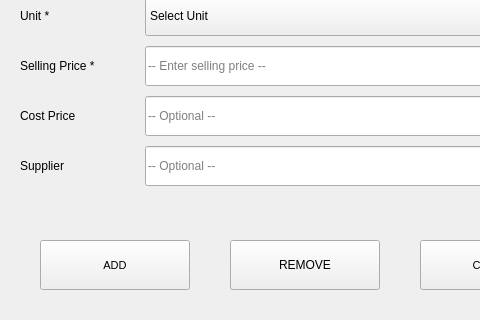
This is Project/ui/vegetable_menu.ui in Selvam-T/POS as Qt 5 draws it before an edit; both pictures show x 0 to 480 and y 380 to 700 of the 610 by 700 pixel window. The edited form follows.
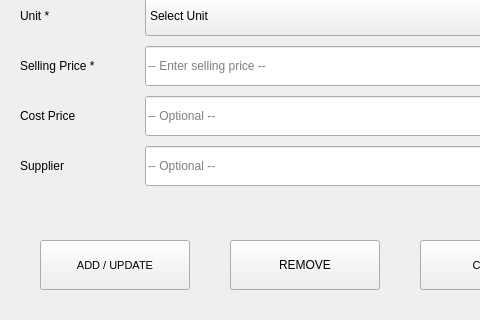
This is the edited form.

Diff of the .ui file:
```diff
--- a/Project/ui/vegetable_menu.ui
+++ b/Project/ui/vegetable_menu.ui
@@ -700,7 +700,7 @@
           </font>
          </property>
          <property name="text">
-          <string>ADD</string>
+          <string>ADD / UPDATE</string>
          </property>
         </widget>
        </item>
```
Lines whose indentation alone changed are shown as unchanged.
